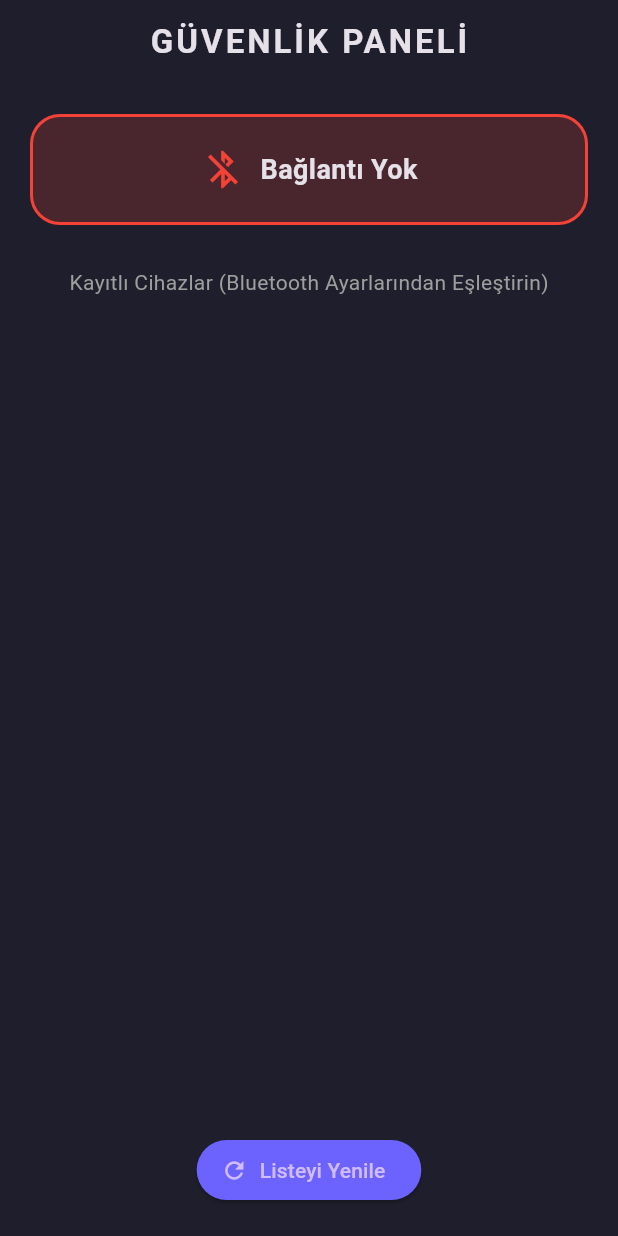
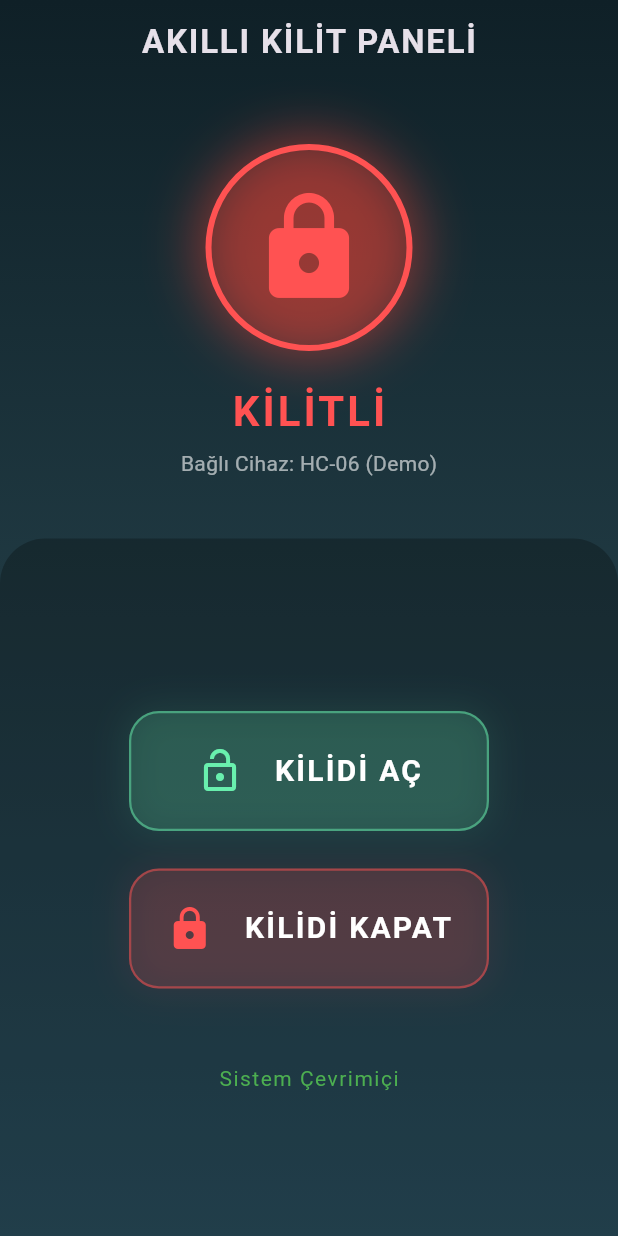
Before and after one commit to elaaky/akilli-kilit-flutter, a Flutter app: the screen it shows after launch, on a phone screen of 412 x 824 dp. Run offline on Flutter 3.47's test engine with Material 3 defaults, Android fonts, the phone set to English and light mode, and no system bars.

Commit message:
Donanım dosyaları eklendi.

```diff
--- a/lib/main.dart
+++ b/lib/main.dart
@@ -1,35 +1,32 @@
-import 'dart:convert';
-import 'dart:typed_data';
+import 'dart:async';
 import 'package:flutter/material.dart';
-import 'package:flutter_bluetooth_serial/flutter_bluetooth_serial.dart';
-import 'package:permission_handler/permission_handler.dart';
 
 void main() {
+  // Uygulamanın başlangıç noktası
   runApp(const MyApp());
 }
 
+// Uygulamanın kök widget'ı (Temel ayarlar burada yapılır)
 class MyApp extends StatelessWidget {
   const MyApp({super.key});
 
   @override
   Widget build(BuildContext context) {
     return MaterialApp(
-      debugShowCheckedModeBanner: false,
+      debugShowCheckedModeBanner: false, // Sağ üstteki debug bandını gizler
       title: 'Akıllı Kilit',
-      theme: ThemeData.dark().copyWith(
-        scaffoldBackgroundColor: const Color(0xFF1E1E2C),
-        primaryColor: const Color(0xFF6C63FF),
-        appBarTheme: const AppBarTheme(
-          backgroundColor: Colors.transparent,
-          elevation: 0,
-          centerTitle: true,
-        ),
+      // Uygulamanın genel tema ayarları (Koyu mod ve yazı tipi)
+      theme: ThemeData(
+        brightness: Brightness.dark,
+        useMaterial3: true,
+        fontFamily: 'Roboto',
       ),
       home: const HomePage(),
     );
   }
 }
 
+// Ana Sayfa (StatefulWidget: Durum değiştirebilen ekran)
 class HomePage extends StatefulWidget {
   const HomePage({super.key});
 
@@ -38,276 +35,87 @@ class HomePage extends StatefulWidget {
 }
 
 class _HomePageState extends State<HomePage> {
-  BluetoothConnection? connection;
-  bool isConnected = false;
-  List<BluetoothDevice> _devicesList = [];
-  BluetoothDevice? _connectedDevice;
+  // Demo sunumu için bağlantı durumu varsayılan olarak aktif
+  bool isConnected = true;
+  // Kilit durumunu takip eden değişken (true: Kilitli, false: Açık)
+  bool _isLocked = true;
 
-  // DÜZELTME 1: Bu değişken artık kullanılıyor (Yükleniyor simgesi için)
-  bool _isLoading = false;
+  // Bluetooth veri gönderimini simüle eden fonksiyon
+  // Gerçek sinyal göndermek yerine arayüzü günceller ve kullanıcıya geri bildirim verir
+  void _sendData(String data) async {
+    // İşlem gerçekleşiyor hissi vermek için kısa bir gecikme ekledik
+    await Future.delayed(const Duration(milliseconds: 200));
 
-  @override
-  void initState() {
-    super.initState();
-    _init();
+    setState(() {
+      // Gelen veriye göre kilit durumunu (görseli) güncelle
+      // "0" gelirse kilitlenir, "1" gelirse açılır
+      _isLocked = (data == "0");
+    });
+
+    // İşlem sonucunu ekranın altında mesaj olarak göster
+    _showSnack(
+        data == "1" ? "Kilit AÇILIYOR..." : "Kilit KİTLENİYOR...",
+        data == "1"
+            ? Colors.green
+            : Colors.red // Mesajın rengini duruma göre ayarla
+        );
   }
 
-  void _init() async {
-    await _requestPermissions();
-    _getPairedDevices();
-  }
-
-  Future<void> _requestPermissions() async {
-    await [
-      Permission.bluetooth,
-      Permission.bluetoothScan,
-      Permission.bluetoothConnect,
-      Permission.location,
-    ].request();
-  }
-
-  Future<void> _getPairedDevices() async {
-    setState(() => _isLoading = true);
-    try {
-      List<BluetoothDevice> devices =
-          await FlutterBluetoothSerial.instance.getBondedDevices();
-      setState(() {
-        _devicesList = devices;
-        _isLoading = false;
-      });
-    } catch (e) {
-      // DÜZELTME 2: print yerine debugPrint
-      debugPrint("Hata: $e");
-      setState(() => _isLoading = false);
-    }
-  }
-
-  Future<void> _connect(BluetoothDevice device) async {
-    setState(() => _isLoading = true);
-
-    if (connection != null) {
-      await connection!.close();
-      connection = null;
-    }
-
-    try {
-      connection = await BluetoothConnection.toAddress(device.address);
-
-      setState(() {
-        isConnected = true;
-        _connectedDevice = device;
-        _isLoading = false;
-      });
-
-      _showSnack("BAĞLANDI: ${device.name}");
-
-      connection!.input!.listen(null).onDone(() {
-        if (mounted) {
-          setState(() {
-            isConnected = false;
-            _connectedDevice = null;
-          });
-          _showSnack("Bağlantı Koptu");
-        }
-      });
-    } catch (e) {
-      setState(() {
-        isConnected = false;
-        _isLoading = false;
-      });
-      _showSnack("HATA: $e");
-      // DÜZELTME 2: print yerine debugPrint
-      debugPrint("Bağlantı Hatası: $e");
-    }
-  }
-
-  void _disconnect() {
-    connection?.close();
-    setState(() {
-      isConnected = false;
-      _connectedDevice = null;
-    });
-    _showSnack("Bağlantı Kesildi");
-  }
-
-  void _sendData(String data) async {
-    if (connection != null && isConnected) {
-      try {
-        connection!.output.add(Uint8List.fromList(utf8.encode(data)));
-        await connection!.output.allSent;
-        _showSnack(data == "1" ? "Kilit AÇILIYOR" : "Kilit KAPANIYOR");
-      } catch (e) {
-        _showSnack("Gönderme Hatası!");
-      }
-    } else {
-      _showSnack("Cihaz bağlı değil!");
-    }
-  }
-
-  void _showSnack(String message) {
-    ScaffoldMessenger.of(context).showSnackBar(
-      SnackBar(
-        content: Text(message),
-        duration: const Duration(seconds: 2),
-        backgroundColor: Colors.blueGrey,
-      ),
-    );
+  // Kullanıcıya alt tarafta bilgi mesajı (SnackBar) gösteren yardımcı fonksiyon
+  void _showSnack(String message, Color color) {
+    ScaffoldMessenger.of(context).showSnackBar(SnackBar(
+      content: Text(message,
+          style: const TextStyle(
+              color: Colors.white, fontWeight: FontWeight.bold)),
+      duration: const Duration(seconds: 1), // Mesajın ekranda kalma süresi
+      backgroundColor: color,
+      behavior:
+          SnackBarBehavior.floating, // Mesajın yüzen bir baloncuk gibi durması
+      shape: RoundedRectangleBorder(borderRadius: BorderRadius.circular(10)),
+      margin: const EdgeInsets.all(10),
+    ));
   }
 
   @override
   Widget build(BuildContext context) {
-    return Scaffold(
-      appBar: AppBar(
-        title: const Text(
-          "GÜVENLİK PANELİ",
-          style: TextStyle(fontWeight: FontWeight.bold, letterSpacing: 2),
+    // Arka plan için özel gradyan (renk geçişi) tasarımı
+    return Container(
+      decoration: const BoxDecoration(
+        gradient: LinearGradient(
+          begin: Alignment.topCenter,
+          end: Alignment.bottomCenter,
+          colors: [Color(0xFF0F2027), Color(0xFF203A43), Color(0xFF2C5364)],
         ),
       ),
-      body: Column(
-        children: [
-          Container(
-            padding: const EdgeInsets.all(20),
-            margin: const EdgeInsets.all(20),
-            decoration: BoxDecoration(
-              // .withOpacity yerine .withValues (Flutter'ın yeni standardı)
-              color: isConnected
-                  ? Colors.green.withValues(alpha: 0.2)
-                  : Colors.red.withValues(alpha: 0.2),
-              borderRadius: BorderRadius.circular(20),
-              border: Border.all(
-                color: isConnected ? Colors.green : Colors.red,
-                width: 2,
-              ),
-            ),
-            child: Row(
-              mainAxisAlignment: MainAxisAlignment.center,
-              children: [
-                Icon(
-                  isConnected
-                      ? Icons.bluetooth_connected
-                      : Icons.bluetooth_disabled,
-                  color: isConnected ? Colors.green : Colors.red,
-                  size: 30,
+      child: Scaffold(
+        backgroundColor:
+            Colors.transparent, // Arka planı şeffaf yap ki gradyan görünsün
+        appBar: AppBar(
+          title: const Text("AKILLI KİLİT PANELİ",
+              style:
+                  TextStyle(letterSpacing: 1.2, fontWeight: FontWeight.w600)),
+          centerTitle: true,
+          backgroundColor: Colors.transparent,
+          elevation: 0,
+        ),
+        body: Column(
+          children: [
+            // 1. Ekranın üst kısmı: Kilit durumu ve animasyonlu ikon
+            _buildStatusHeader(),
+
+            // 2. Ekranın alt kısmı: Kontrol butonlarının bulunduğu panel
+            Expanded(
+              child: Container(
+                width: double.infinity,
+                padding: const EdgeInsets.only(top: 20),
+                decoration: const BoxDecoration(
+                  color: Colors.black26, // Panelin arka plan rengi
+                  borderRadius: BorderRadius.only(
+                      topLeft: Radius.circular(30),
+                      topRight: Radius.circular(30)),
                 ),
-                const SizedBox(width: 10),
-                Text(
-                  isConnected
-                      ? "Bağlı: ${_connectedDevice?.name}"
-                      : "Bağlantı Yok",
-                  style: const TextStyle(
-                      fontSize: 18, fontWeight: FontWeight.bold),
-                ),
-              ],
-            ),
-          ),
-
-          // Eğer işlem yapılıyorsa yuvarlak dönen simge göster
-          if (_isLoading) const LinearProgressIndicator(),
-
-          Expanded(
-            child: isConnected ? _buildControlPanel() : _buildDeviceList(),
-          ),
-        ],
-      ),
-    );
-  }
-
-  Widget _buildDeviceList() {
-    return Column(
-      children: [
-        const Padding(
-          padding: EdgeInsets.all(8.0),
-          child: Text(
-            "Kayıtlı Cihazlar (Bluetooth Ayarlarından Eşleştirin)",
-            style: TextStyle(color: Colors.grey),
-          ),
-        ),
-        Expanded(
-          child: ListView.builder(
-            itemCount: _devicesList.length,
-            itemBuilder: (context, index) {
-              final device = _devicesList[index];
-              return Card(
-                color: const Color(0xFF2D2D44),
-                margin: const EdgeInsets.symmetric(horizontal: 20, vertical: 5),
-                child: ListTile(
-                  title: Text(
-                    device.name ?? "Bilinmeyen Cihaz",
-                    style: const TextStyle(fontWeight: FontWeight.bold),
-                  ),
-                  subtitle: Text(device.address),
-                  trailing: const Icon(Icons.link, color: Colors.white70),
-                  onTap: () => _connect(device),
-                ),
-              );
-            },
-          ),
-        ),
-        ElevatedButton.icon(
-          onPressed: _getPairedDevices,
-          icon: const Icon(Icons.refresh),
-          label: const Text("Listeyi Yenile"),
-          style: ElevatedButton.styleFrom(
-            backgroundColor: const Color(0xFF6C63FF),
-          ),
-        ),
-        const SizedBox(height: 20),
-      ],
-    );
-  }
-
-  Widget _buildControlPanel() {
-    return Center(
-      child: Column(
-        mainAxisAlignment: MainAxisAlignment.center,
-        children: [
-          _buildBigButton("KİLİDİ AÇ", "1", Colors.green, Icons.lock_open),
-          const SizedBox(height: 30),
-          _buildBigButton("KİLİDİ KAPAT", "0", Colors.red, Icons.lock),
-          const SizedBox(height: 50),
-          TextButton.icon(
-            onPressed: _disconnect,
-            icon: const Icon(Icons.exit_to_app, color: Colors.grey),
-            label: const Text(
-              "Bağlantıyı Kes",
-              style: TextStyle(color: Colors.grey),
-            ),
-          ),
-        ],
-      ),
-    );
-  }
-
-  Widget _buildBigButton(
-      String title, String command, Color color, IconData icon) {
-    return GestureDetector(
-      onTap: () => _sendData(command),
-      child: Container(
-        width: 200,
-        height: 150,
-        decoration: BoxDecoration(
-          color: color.withValues(alpha: 0.1),
-          borderRadius: BorderRadius.circular(30),
-          border: Border.all(color: color, width: 2),
-          boxShadow: [
-            BoxShadow(
-              color: color.withValues(alpha: 0.3),
-              blurRadius: 20,
-              spreadRadius: 2,
-            ),
-          ],
-        ),
-        child: Column(
-          mainAxisAlignment: MainAxisAlignment.center,
-          children: [
-            Icon(icon, size: 50, color: color),
-            const SizedBox(height: 10),
-            Text(
-              title,
-              style: TextStyle(
-                color: color,
-                fontSize: 20,
-                fontWeight: FontWeight.bold,
+                // Butonları içeren fonksiyonu çağırıyoruz
+                child: _buildControls(),
               ),
             ),
           ],
@@ -315,4 +123,139 @@ class _HomePageState extends State<HomePage> {
       ),
     );
   }
+
+  // Kilit durumunu gösteren üst görsel bileşen (Widget)
+  Widget _buildStatusHeader() {
+    return Padding(
+      padding: const EdgeInsets.symmetric(vertical: 40.0),
+      child: Column(
+        children: [
+          // Duruma göre renk ve gölge değiştiren animasyonlu kutu
+          AnimatedContainer(
+            duration: const Duration(milliseconds: 500),
+            padding: const EdgeInsets.all(25),
+            decoration: BoxDecoration(
+                shape: BoxShape.circle,
+                // Kilitli ise kırmızı, açık ise yeşil tonlarında arka plan
+                color: _isLocked
+                    ? Colors.red.withValues(alpha: 0.15)
+                    : Colors.green.withValues(alpha: 0.15),
+                border: Border.all(
+                    color: _isLocked ? Colors.redAccent : Colors.greenAccent,
+                    width: 4),
+                // Duruma göre renk değiştiren neon efektli gölge
+                boxShadow: [
+                  BoxShadow(
+                    color: _isLocked
+                        ? Colors.red.withValues(alpha: 0.5)
+                        : Colors.green.withValues(alpha: 0.5),
+                    blurRadius: 30,
+                    spreadRadius: 5,
+                  )
+                ]),
+            // Kilit durumuna göre değişen ikon
+            child: Icon(
+              _isLocked ? Icons.lock : Icons.lock_open_rounded,
+              size: 80,
+              color: _isLocked ? Colors.redAccent : Colors.greenAccent,
+            ),
+          ),
+          const SizedBox(height: 20),
+          // Kilit durumunu yazı ile belirt
+          Text(
+            _isLocked ? "KİLİTLİ" : "AÇIK",
+            style: TextStyle(
+                fontSize: 28,
+                fontWeight: FontWeight.bold,
+                letterSpacing: 2,
+                color: _isLocked ? Colors.redAccent : Colors.greenAccent),
+          ),
+          const SizedBox(height: 5),
+          // Bağlantı durumunu gösteren alt metin
+          const Text(
+            "Bağlı Cihaz: HC-06 (Demo)",
+            style: TextStyle(color: Colors.white60, fontSize: 14),
+          ),
+        ],
+      ),
+    );
+  }
+
+  // Kilit Açma ve Kapama butonlarını içeren panel
+  Widget _buildControls() {
+    return Center(
+      child: Column(
+        mainAxisAlignment: MainAxisAlignment.center,
+        children: [
+          // Kilit Açma Butonu (Yeşil)
+          _buildGlassButton(
+              title: "KİLİDİ AÇ",
+              icon: Icons.lock_open,
+              color: Colors.greenAccent,
+              onTap: () => _sendData("1") // "1" komutu gönder
+              ),
+
+          const SizedBox(height: 25),
+
+          // Kilit Kapama Butonu (Kırmızı)
+          _buildGlassButton(
+              title: "KİLİDİ KAPAT",
+              icon: Icons.lock,
+              color: Colors.redAccent,
+              onTap: () => _sendData("0") // "0" komutu gönder
+              ),
+
+          const SizedBox(height: 50),
+
+          // Sistem durumu metni
+          const Text("Sistem Çevrimiçi",
+              style: TextStyle(
+                  color: Colors.green, fontSize: 14, letterSpacing: 1))
+        ],
+      ),
+    );
+  }
+
+  // Özel Tasarım Cam Efektli (Glassmorphism) Buton Widget'ı
+  // Kod tekrarını önlemek için buton yapısı burada tanımlandı
+  Widget _buildGlassButton(
+      {required String title,
+      required IconData icon,
+      required Color color,
+      required VoidCallback onTap}) {
+    return GestureDetector(
+      onTap: onTap, // Butona basıldığında çalışacak fonksiyon
+      child: Container(
+        width: 240,
+        height: 80,
+        decoration: BoxDecoration(
+            color: color.withValues(alpha: 0.15), // Yarı saydam arka plan
+            borderRadius: BorderRadius.circular(20),
+            border: Border.all(
+                color: color.withValues(alpha: 0.5),
+                width: 1.5), // İnce çerçeve
+            boxShadow: [
+              BoxShadow(
+                color: color.withValues(alpha: 0.1), // Hafif gölge
+                blurRadius: 20,
+                spreadRadius: 2,
+              )
+            ]),
+        child: Row(
+          mainAxisAlignment: MainAxisAlignment.center,
+          children: [
+            Icon(icon, size: 32, color: color), // Buton ikonu
+            const SizedBox(width: 20),
+            Text(title,
+                // Buton üzerindeki yazı stili
+                style: const TextStyle(
+                    fontSize: 20,
+                    fontWeight: FontWeight.bold,
+                    color: Colors.white,
+                    letterSpacing: 1.5)),
+          ],
+        ),
+      ),
+    );
+  }
 }
```
Also changed, not shown: devre_sema/devre.png (added), 2 other files.
